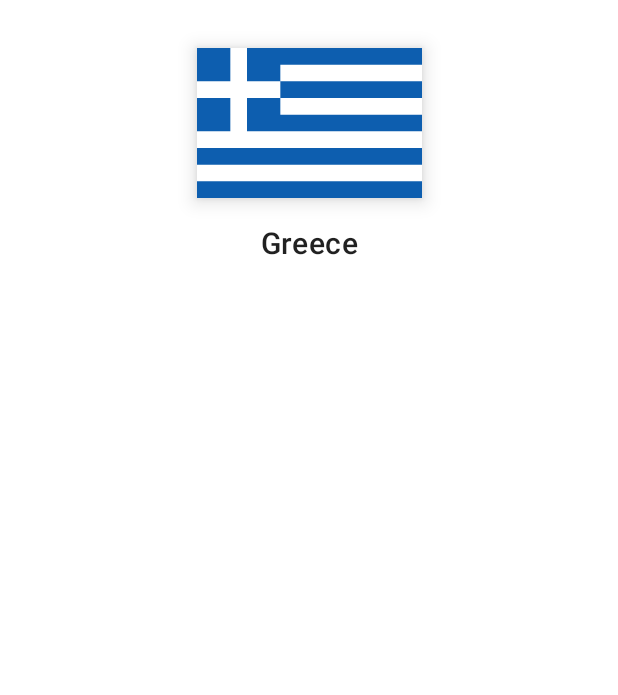
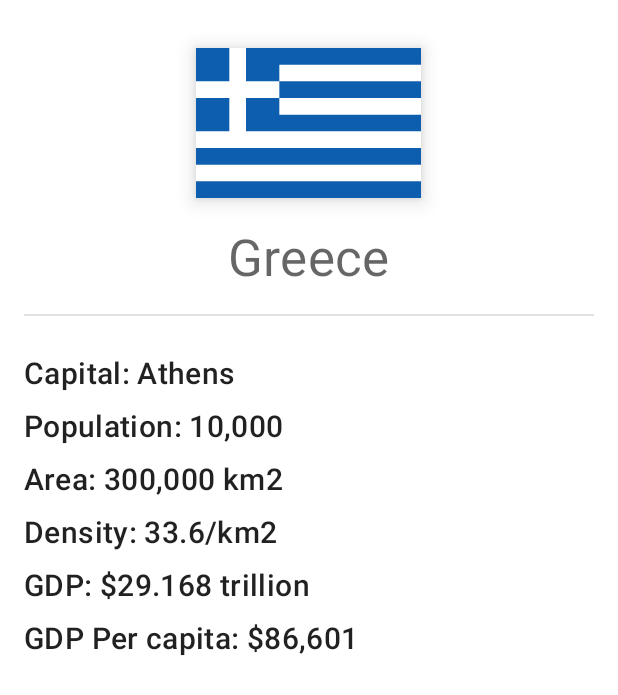
Before and after one commit to YishaiHezi/World-data, an Android app: the layout country_activity.xml on its own in the app's theme, with its tools: preview values and no code run, on a phone screen of 412 x 824 dp. Shown: the top 695 px of the screen. Run offline under Robolectric (Android 15) with nearby library versions, the phone set to English and light mode, and no system bars.

Commit message:
Update the UI of the CountryActivity

```diff
--- a/app/src/main/res/layout/country_activity.xml
+++ b/app/src/main/res/layout/country_activity.xml
@@ -1,11 +1,11 @@
 <?xml version="1.0" encoding="utf-8"?>
-<androidx.constraintlayout.widget.ConstraintLayout
-
-    xmlns:android="http://schemas.android.com/apk/res/android"
+<LinearLayout xmlns:android="http://schemas.android.com/apk/res/android"
     xmlns:app="http://schemas.android.com/apk/res-auto"
     xmlns:tools="http://schemas.android.com/tools"
     android:layout_width="match_parent"
-    android:layout_height="match_parent">
+    android:layout_height="match_parent"
+    android:gravity="center|top"
+    android:orientation="vertical">
 
     <ImageView
         android:id="@+id/flag"
@@ -27,10 +27,77 @@
         android:layout_width="wrap_content"
         android:layout_height="wrap_content"
         android:layout_marginTop="16dp"
-        android:textAppearance="?attr/textAppearanceHeadline6"
+        android:textAppearance="?attr/textAppearanceHeadline4"
         app:layout_constraintEnd_toEndOf="parent"
         app:layout_constraintStart_toStartOf="parent"
         app:layout_constraintTop_toBottomOf="@+id/flag"
         tools:text="Greece" />
 
-</androidx.constraintlayout.widget.ConstraintLayout>
+    <ImageView
+        android:layout_width="match_parent"
+        android:layout_height="wrap_content"
+        android:layout_marginVertical="16dp"
+        android:importantForAccessibility="no"
+        android:src="@drawable/divider_horizontal" />
+
+    <TextView
+        android:id="@+id/capital_view"
+        android:layout_width="wrap_content"
+        android:layout_height="wrap_content"
+        android:layout_gravity="start"
+        android:layout_marginHorizontal="16dp"
+        android:layout_marginTop="8dp"
+        android:textAppearance="?attr/textAppearanceHeadline6"
+        tools:text="Capital: Athens" />
+
+    <TextView
+        android:id="@+id/population_view"
+        android:layout_width="wrap_content"
+        android:layout_height="wrap_content"
+        android:layout_gravity="start"
+        android:layout_marginHorizontal="16dp"
+        android:layout_marginTop="8dp"
+        android:textAppearance="?attr/textAppearanceHeadline6"
+        tools:text="Population: 10,000" />
+
+    <TextView
+        android:id="@+id/area_view"
+        android:layout_width="wrap_content"
+        android:layout_height="wrap_content"
+        android:layout_gravity="start"
+        android:layout_marginHorizontal="16dp"
+        android:layout_marginTop="8dp"
+        android:textAppearance="?attr/textAppearanceHeadline6"
+        tools:text="Area: 300,000 km2" />
+
+    <TextView
+        android:id="@+id/density_view"
+        android:layout_width="wrap_content"
+        android:layout_height="wrap_content"
+        android:layout_gravity="start"
+        android:layout_marginHorizontal="16dp"
+        android:layout_marginTop="8dp"
+        android:textAppearance="?attr/textAppearanceHeadline6"
+        tools:text="Density: 33.6/km2" />
+
+    <TextView
+        android:id="@+id/gdp_view"
+        android:layout_width="wrap_content"
+        android:layout_height="wrap_content"
+        android:layout_gravity="start"
+        android:layout_marginHorizontal="16dp"
+        android:layout_marginTop="8dp"
+        android:textAppearance="?attr/textAppearanceHeadline6"
+        tools:text="GDP: $29.168 trillion" />
+
+    <TextView
+        android:id="@+id/gdp_pc_view"
+        android:layout_width="wrap_content"
+        android:layout_height="wrap_content"
+        android:layout_gravity="start"
+        android:layout_marginHorizontal="16dp"
+        android:layout_marginTop="8dp"
+        android:textAppearance="?attr/textAppearanceHeadline6"
+        tools:text="GDP Per capita: $86,601" />
+
+</LinearLayout>
```
